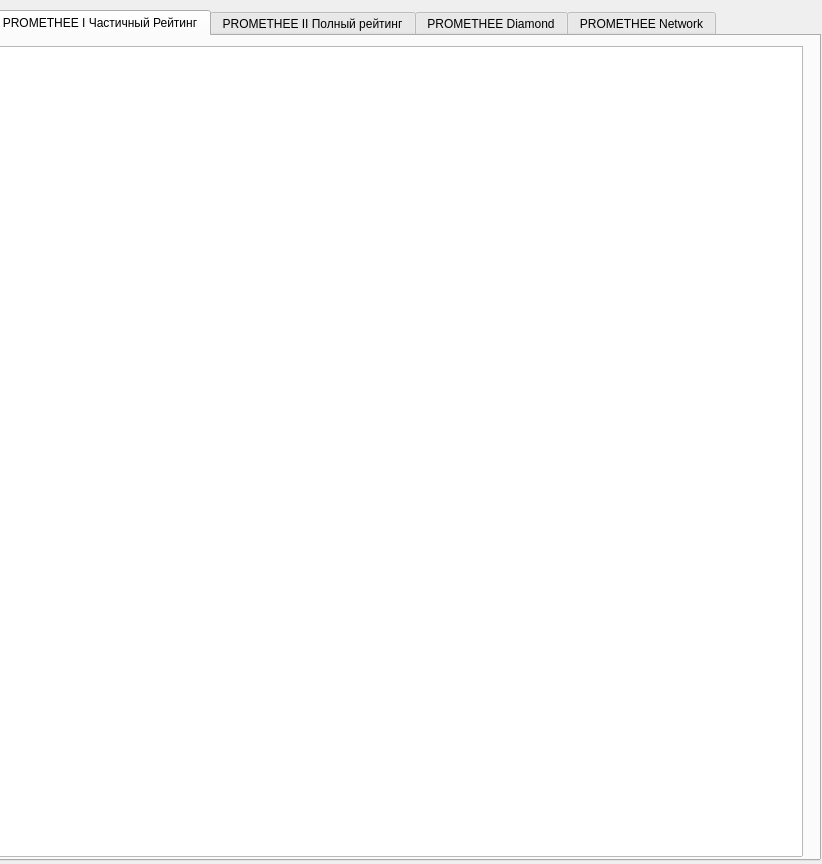
Old version of the form drawing.ui in the repository marl0vv/PROMETHEEMethodsApp.
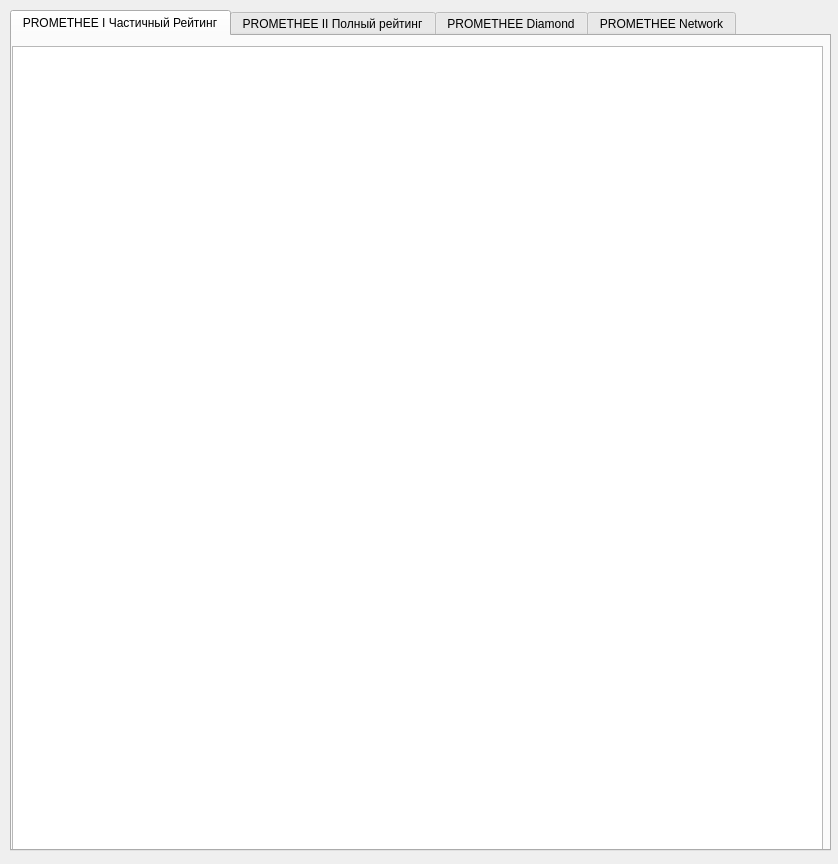
New version of the form. The open tabs and pages were chosen to show the change.

```diff
--- a/drawing.ui
+++ b/drawing.ui
@@ -6,7 +6,7 @@
    <rect>
     <x>0</x>
     <y>0</y>
-    <width>822</width>
+    <width>838</width>
     <height>864</height>
    </rect>
   </property>
@@ -16,10 +16,10 @@
   <widget class="QTabWidget" name="tabWidget">
    <property name="geometry">
     <rect>
-     <x>-10</x>
+     <x>10</x>
      <y>10</y>
-     <width>831</width>
-     <height>851</height>
+     <width>821</width>
+     <height>841</height>
     </rect>
    </property>
    <property name="focusPolicy">
```
Left out of the diff: 2 changed lines with no effect on the pictures.
